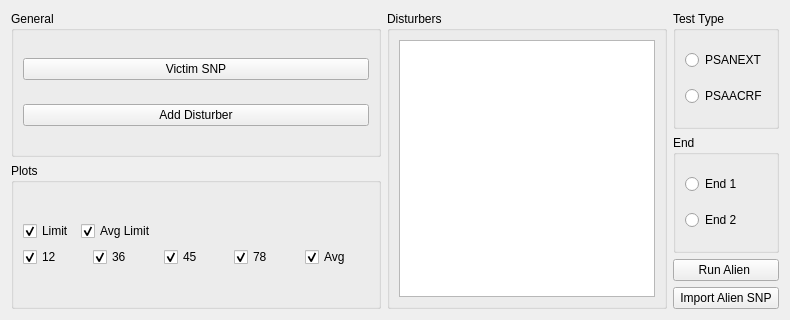
Before: the Qt Designer form UIs/alienWidget.ui in Belden-Montreal/SNP-Cable-Analyser, drawn with Qt 5.
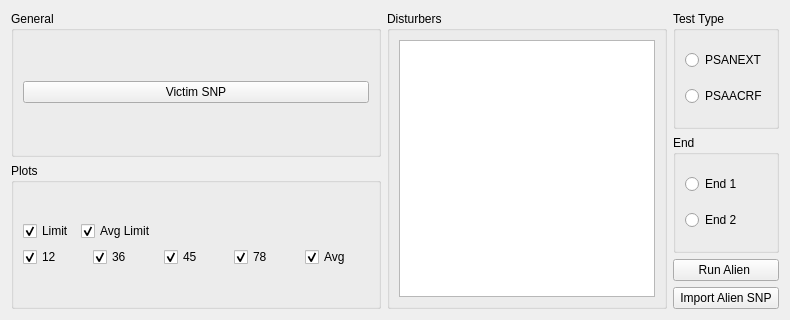
After: the same form once the commit is applied.

What changed in the file:
```diff
--- a/UIs/alienWidget.ui
+++ b/UIs/alienWidget.ui
@@ -38,13 +38,6 @@
                 </property>
                </widget>
               </item>
-              <item>
-               <widget class="QPushButton" name="alienDisturberButton">
-                <property name="text">
-                 <string>Add Disturber</string>
-                </property>
-               </widget>
-              </item>
              </layout>
             </item>
            </layout>
```
